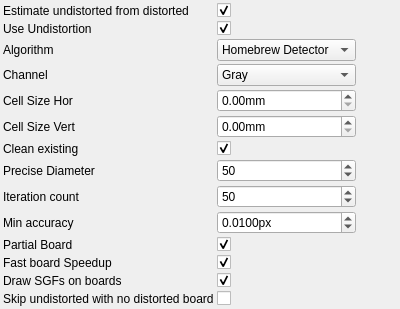
This is utils/corestructs/coreWidgets/checkerboardDetectionParametersControlWidget.ui in NickPenkrat/corecvs as Qt 5 draws it before an edit. The edited form follows.
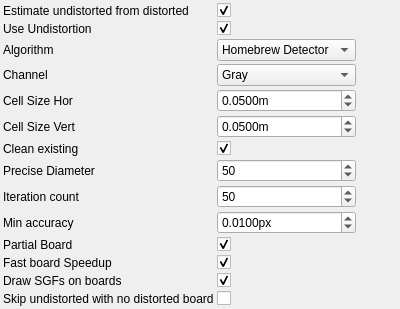
This is the edited form. Icons and pictures are not drawn.

The edit to the form file:
```diff
--- a/utils/corestructs/coreWidgets/checkerboardDetectionParametersControlWidget.ui
+++ b/utils/corestructs/coreWidgets/checkerboardDetectionParametersControlWidget.ui
@@ -180,8 +180,23 @@
        <property name="toolTip">
          <string>Cell Size Hor</string>
        </property>
+       <property name="minimum">
+        <double>0</double>
+       </property>
+       <property name="maximum">
+        <double>100</double>
+       </property>
+       <property name="singleStep">
+        <double>1</double>
+       </property>
+       <property name="value">
+        <double>0.05</double>
+       </property>
        <property name="suffix">
-        <string>mm</string>
+        <string>m</string>
+       </property>
+       <property name="decimals">
+        <number>4</number>
        </property>
      </widget>
     </item>
@@ -197,8 +212,23 @@
        <property name="toolTip">
          <string>Cell Size Vert</string>
        </property>
+       <property name="minimum">
+        <double>0</double>
+       </property>
+       <property name="maximum">
+        <double>100</double>
+       </property>
+       <property name="singleStep">
+        <double>1</double>
+       </property>
+       <property name="value">
+        <double>0.05</double>
+       </property>
        <property name="suffix">
-        <string>mm</string>
+        <string>m</string>
+       </property>
+       <property name="decimals">
+        <number>4</number>
        </property>
      </widget>
     </item>
```
